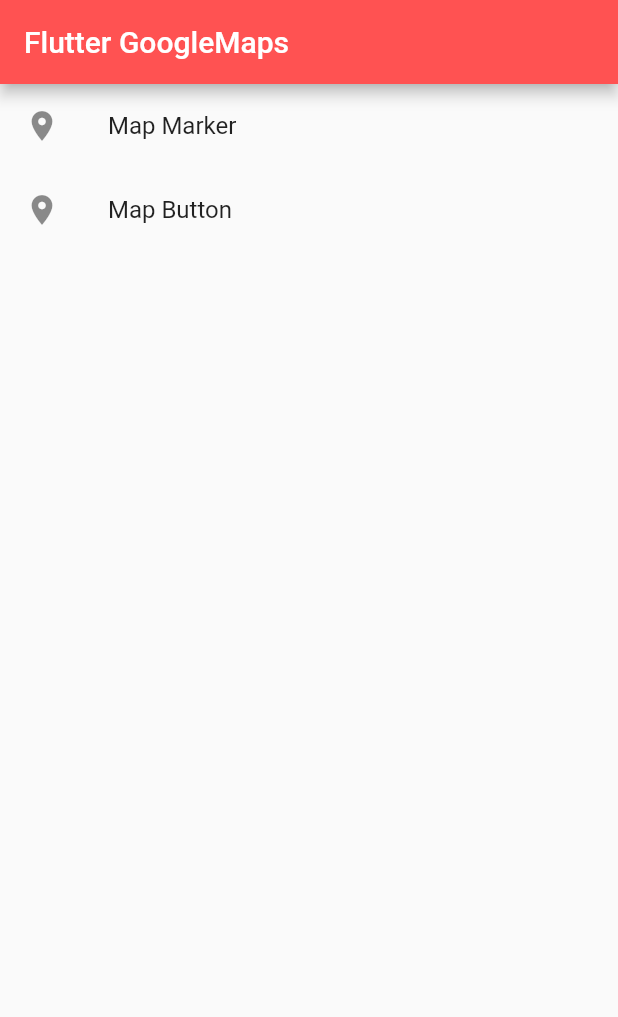
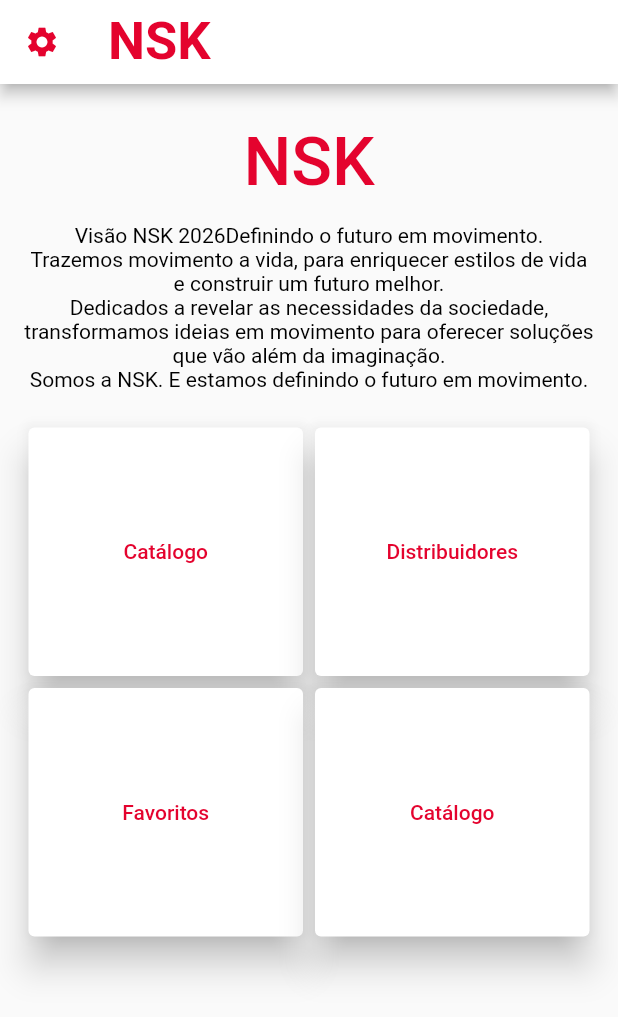
Before and after one commit to duarte-diegodr/flutter-poc, a Flutter app: the screen it shows after launch, on a phone screen of 412 x 824 dp. Shown: the top 1017 px of the screen. Run offline on Flutter 3.47's test engine with Material 2 defaults, Android fonts, the phone set to English and light mode, and no system bars; our stand-ins replace google_maps_flutter, location.

Commit message:
Ajustes mapa

```diff
--- a/assistente_mecanico_poc/lib/MapMarkerPage.dart
+++ b/assistente_mecanico_poc/lib/MapMarkerPage.dart
@@ -18,8 +18,7 @@ class MapMarkerPage extends Page {
 class MapMarkerStateLess extends StatelessWidget {
   @override
   Widget build(BuildContext context) {
-    return Scaffold(
-        body: MapMarkerStateful());
+    return Scaffold(body: MapMarkerStateful());
   }
 }
 
--- a/assistente_mecanico_poc/lib/detail.dart
+++ b/assistente_mecanico_poc/lib/detail.dart
@@ -1,4 +1,5 @@
 import 'package:flutter/material.dart';
+
 class Detail extends StatelessWidget {
   Detail({
     this.title,
@@ -12,7 +13,7 @@ class Detail extends StatelessWidget {
       ),
       body: Center(
         child: Text(this.title),
-        ),
+      ),
     );
   }
 }
--- a/assistente_mecanico_poc/lib/main.dart
+++ b/assistente_mecanico_poc/lib/main.dart
@@ -13,8 +13,17 @@ class MapsDemo extends StatelessWidget {
     Navigator.of(context).push(MaterialPageRoute<void>(
         builder: (_) => Scaffold(
               appBar: AppBar(
-                title: Text(page.title),
-                backgroundColor: Colors.red,
+                leading: Icon(
+                  Icons.menu,
+                  color: Theme.of(context).primaryColor,
+                ),
+                title: Text(
+                  page.title,
+                  style: TextStyle(
+                    color: Theme.of(context).primaryColor,
+                  ),
+                ),
+                backgroundColor: Colors.white,
               ),
               body: page,
             )));
@@ -23,21 +32,133 @@ class MapsDemo extends StatelessWidget {
   @override
   Widget build(BuildContext context) {
     return Scaffold(
+      drawer: Drawer(
+        child: ListView(children: <Widget>[
+          DrawerHeader(
+            child: Icon(
+              Icons.home,
+              color: Color(0xFFe4032e),
+            ),
+            decoration: BoxDecoration(
+              color: Colors.white,
+            ),
+          ),
+          ListTile(
+            leading: _allPages[0].leading,
+            title: Text(_allPages[0].title),
+            onTap: () => _pushPage(context, _allPages[0]),
+          ),
+          ListTile(
+            leading: _allPages[1].leading,
+            title: Text(_allPages[1].title),
+            onTap: () => _pushPage(context, _allPages[1]),
+          ),
+        ]),
+      ),
       appBar: AppBar(
-          title: const Text('Flutter GoogleMaps'),
-          backgroundColor: Colors.redAccent),
-      body: ListView.builder(
-        itemCount: _allPages.length,
-        itemBuilder: (_, int index) => ListTile(
-              leading: _allPages[index].leading,
-              title: Text(_allPages[index].title),
-              onTap: () => _pushPage(context, _allPages[index]),
+        leading: Builder(
+          builder: (context) => IconButton(
+                icon: new Icon(Icons.settings),
+                color: Theme.of(context).primaryColor,
+                onPressed: () => Scaffold.of(context).openDrawer(),
+              ),
+        ),
+        title: Text(
+          "NSK",
+          style: TextStyle(
+            color: Theme.of(context).primaryColor,
+            fontWeight: FontWeight.bold,
+            fontSize: 35,
+          ),
+        ),
+        backgroundColor: Colors.white,
+      ),
+      body: Center(
+        child: Container(
+          padding: EdgeInsets.only(top: 25, left: 15, right: 15),
+          child: new Column(children: <Widget>[
+            Text(
+              "NSK",
+              style: Theme.of(context).textTheme.title,
             ),
+            Padding(
+              padding: EdgeInsets.only(top: 15, bottom: 20),
+              child: Text(
+                "Visão NSK 2026" +
+                    "Definindo o futuro em movimento." +
+                    "\nTrazemos movimento a vida, para enriquecer estilos de vida e construir um futuro melhor." +
+                    "\nDedicados a revelar as necessidades da sociedade, transformamos ideias em movimento para oferecer soluções que vão além da imaginação." +
+                    "\nSomos a NSK. E estamos definindo o futuro em movimento.",
+                style: Theme.of(context).textTheme.body1,
+                textAlign: TextAlign.center,
+              ),
+            ),
+            Expanded(
+                child: GridView.count(
+                    crossAxisCount: 2,
+                    childAspectRatio: 1.1,
+                    children: <Widget>[
+                  Card(
+                      elevation: 10,
+                      child: FlatButton(
+                        onPressed: () => _pushPage(context, _allPages[0]),
+                        child: Text(
+                          "Catálogo",
+                          style:
+                              TextStyle(color: Theme.of(context).primaryColor),
+                        ),
+                      )),
+                  Card(
+                      elevation: 10,
+                      child: FlatButton(
+                        onPressed: () => _pushPage(context, _allPages[1]),
+                        child: Text(
+                          "Distribuidores",
+                          style:
+                              TextStyle(color: Theme.of(context).primaryColor),
+                        ),
+                      )),
+                  Card(
+                      elevation: 10,
+                      child: FlatButton(
+                        onPressed: () => _pushPage(context, _allPages[0]),
+                        child: Text(
+                          "Favoritos",
+                          style:
+                              TextStyle(color: Theme.of(context).primaryColor),
+                        ),
+                      )),
+                  Card(
+                      elevation: 10,
+                      child: FlatButton(
+                        onPressed: () => _pushPage(context, _allPages[0]),
+                        child: Text(
+                          "Catálogo",
+                          style:
+                              TextStyle(color: Theme.of(context).primaryColor),
+                        ),
+                      )),
+                ])),
+          ]),
+        ),
       ),
     );
   }
 }
 
 void main() {
-  runApp(MaterialApp(home: MapsDemo()));
+  runApp(MaterialApp(
+    home: MapsDemo(),
+    theme: ThemeData(
+        primaryColor: Color(0xFFe4032e),
+        textTheme: TextTheme(
+            title: TextStyle(
+              color: Color(0xFFe4032e),
+              fontSize: 45,
+            ),
+            body1: TextStyle(
+              color: Colors.black,
+              fontSize: 14,
+            ))),
+  ));
 }
--- a/assistente_mecanico_poc/pubspec.yaml
+++ b/assistente_mecanico_poc/pubspec.yaml
@@ -28,6 +28,7 @@ dev_dependencies:
   flutter_test:
     sdk: flutter
   google_maps_flutter: ^0.5.19
+  location: ^2.3.5
 #      path: ../packages/google_maps_flutter
 
 
```
Also changed, not shown: assistente_mecanico_poc/lib/MapButtonPage.dart (+28 -76 lines), 3 other files.
